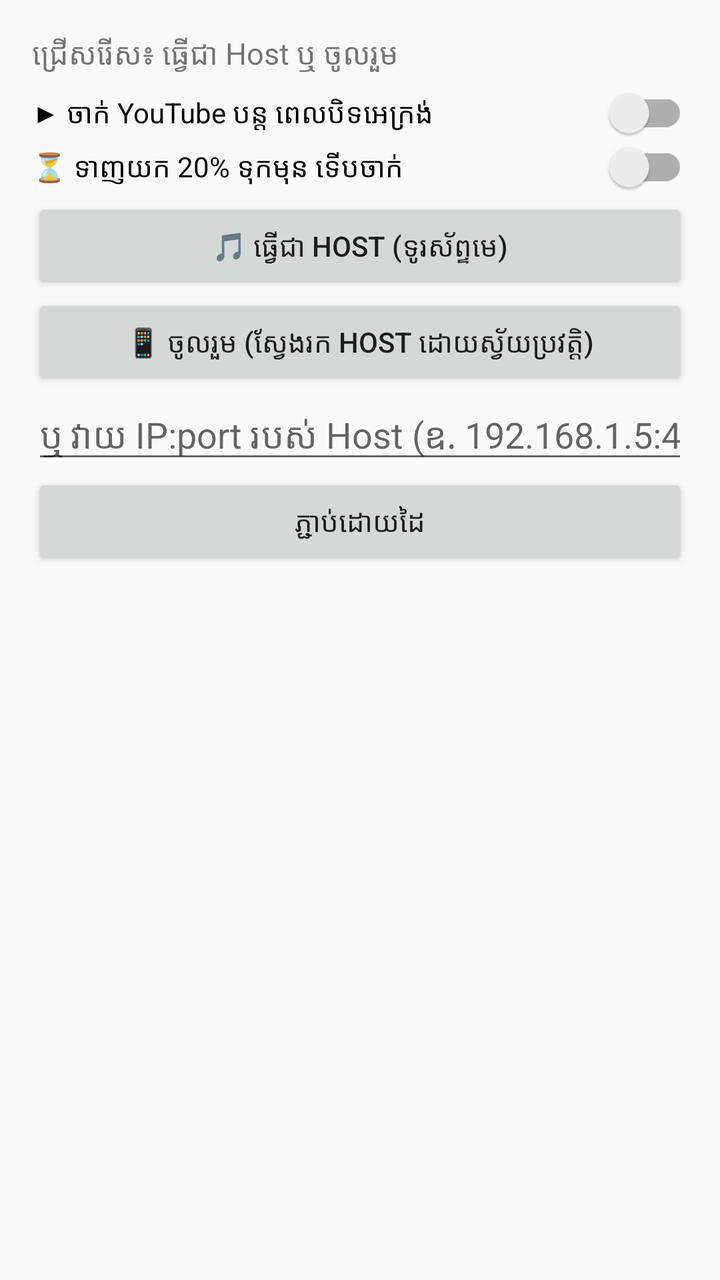
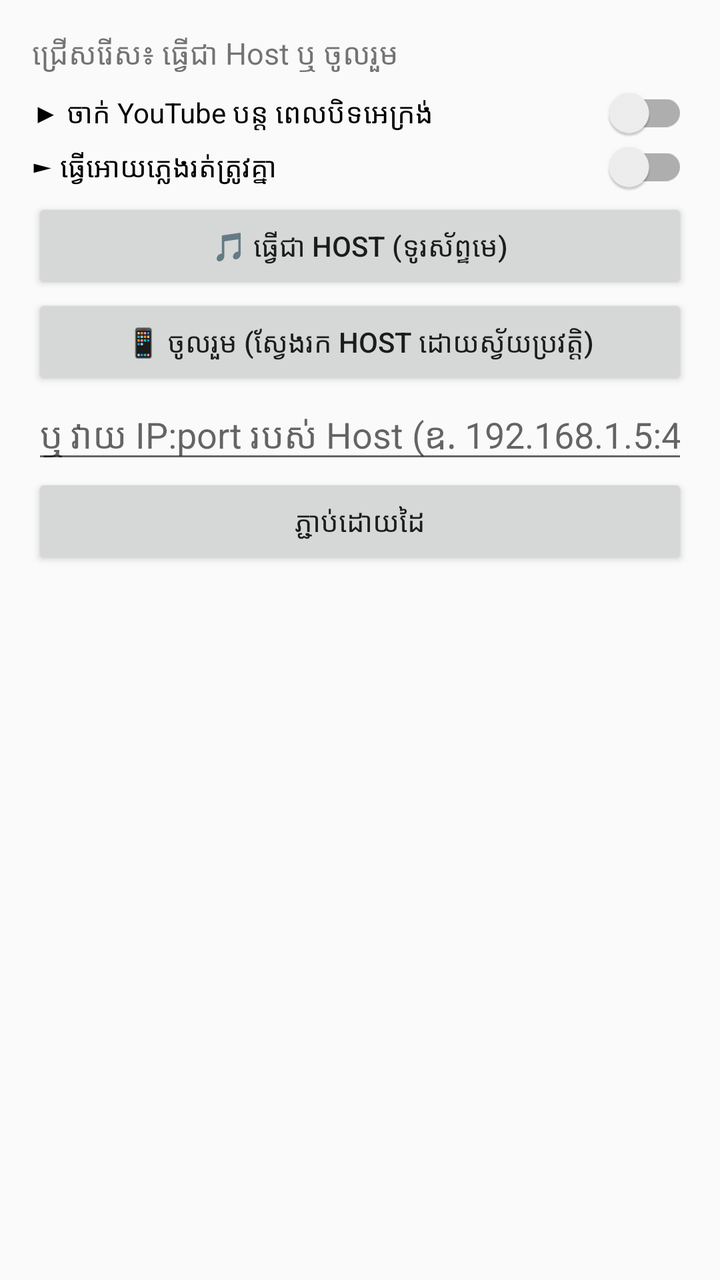

Compare the two renders of this Android layout. The source of the first and the diff that turns it into the second are given below.
<!-- AndroidManifest.xml: application theme Theme.AppCompat.DayNight.DarkActionBar -->
<!-- res/layout/activity_main.xml -->
<?xml version="1.0" encoding="utf-8"?>
<FrameLayout xmlns:android="http://schemas.android.com/apk/res/android"
    xmlns:app="http://schemas.android.com/apk/res-auto"
    android:id="@+id/frameRoot"
    android:layout_width="match_parent"
    android:layout_height="match_parent">

<LinearLayout
    android:id="@+id/root"
    android:layout_width="match_parent"
    android:layout_height="match_parent"
    android:orientation="vertical"
    android:padding="16dp">

    
    <View
        android:id="@+id/searchHeaderSpace"
        android:layout_width="match_parent"
        android:layout_height="0dp" />

    <TextView
        android:id="@+id/status"
        android:layout_width="match_parent"
        android:layout_height="wrap_content"
        android:text="ជ្រើសរើស៖ ធ្វើជា Host ឬ ចូលរួម"
        android:textSize="15sp"
        android:paddingBottom="8dp" />

    <androidx.appcompat.widget.SwitchCompat
        android:id="@+id/switchBackground"
        android:layout_width="match_parent"
        android:layout_height="wrap_content"
        android:paddingBottom="4dp"
        android:text="▶ ចាក់ YouTube បន្ត ពេលបិទអេក្រង់"
        android:textSize="14sp" />

    
    <androidx.appcompat.widget.SwitchCompat
        android:id="@+id/switchPreload"
        android:layout_width="match_parent"
        android:layout_height="wrap_content"
        android:paddingBottom="4dp"
        android:text="⏳ ទាញយក 20% ទុកមុន ទើបចាក់"
        android:textSize="14sp" />

    
    <LinearLayout
        android:id="@+id/modePanel"
        android:layout_width="match_parent"
        android:layout_height="wrap_content"
        android:orientation="vertical">

        <Button
            android:id="@+id/btnHost"
            android:layout_width="match_parent"
            android:layout_height="wrap_content"
            android:text="🎵 ធ្វើជា Host (ទូរស័ព្ទមេ)" />

        <Button
            android:id="@+id/btnJoin"
            android:layout_width="match_parent"
            android:layout_height="wrap_content"
            android:text="📱 ចូលរួម (ស្វែងរក Host ដោយស្វ័យប្រវត្តិ)" />

        <EditText
            android:id="@+id/manualAddress"
            android:layout_width="match_parent"
            android:layout_height="wrap_content"
            android:hint="ឬ វាយ IP:port របស់ Host (ឧ. 192.168.1.5:40000)"
            android:inputType="text" />

        <Button
            android:id="@+id/btnConnect"
            android:layout_width="match_parent"
            android:layout_height="wrap_content"
            android:text="ភ្ជាប់ដោយដៃ" />
    </LinearLayout>

    <TextView
        android:id="@+id/nowPlaying"
        android:layout_width="match_parent"
        android:layout_height="wrap_content"
        android:textSize="17sp"
        android:textStyle="bold"
        android:paddingBottom="8dp"
        android:visibility="gone" />

    
    <View
        android:id="@+id/playerSpace"
        android:layout_width="match_parent"
        android:layout_height="0dp"
        android:visibility="gone" />

    
    <LinearLayout
        android:id="@+id/hostControls"
        android:layout_width="match_parent"
        android:layout_height="wrap_content"
        android:background="#222222"
        android:orientation="horizontal"
        android:visibility="gone">

        <Button
            android:id="@+id/btnPrev"
            android:layout_width="0dp"
            android:layout_height="wrap_content"
            android:layout_weight="1"
            android:minWidth="0dp"
            android:paddingHorizontal="0dp"
            android:text="⏮"
            android:textSize="14sp" />

        <Button
            android:id="@+id/btnBack5"
            android:layout_width="0dp"
            android:layout_height="wrap_content"
            android:layout_weight="1"
            android:minWidth="0dp"
            android:paddingHorizontal="0dp"
            android:text="⏪5s"
            android:textSize="14sp" />

        <Button
            android:id="@+id/btnPlay"
            android:layout_width="0dp"
            android:layout_height="wrap_content"
            android:layout_weight="1"
            android:minWidth="0dp"
            android:paddingHorizontal="0dp"
            android:text="▶"
            android:textSize="14sp" />

        <Button
            android:id="@+id/btnPause"
            android:layout_width="0dp"
            android:layout_height="wrap_content"
            android:layout_weight="1"
            android:minWidth="0dp"
            android:paddingHorizontal="0dp"
            android:text="⏸"
            android:textSize="14sp" />

        <Button
            android:id="@+id/btnForward5"
            android:layout_width="0dp"
            android:layout_height="wrap_content"
            android:layout_weight="1"
            android:minWidth="0dp"
            android:paddingHorizontal="0dp"
            android:text="5s⏩"
            android:textSize="14sp" />

        <Button
            android:id="@+id/btnNext"
            android:layout_width="0dp"
            android:layout_height="wrap_content"
            android:layout_weight="1"
            android:minWidth="0dp"
            android:paddingHorizontal="0dp"
            android:text="⏭"
            android:textSize="14sp" />
    </LinearLayout>

    
    <LinearLayout
        android:id="@+id/hostPanel"
        android:layout_width="match_parent"
        android:layout_height="0dp"
        android:layout_weight="1"
        android:orientation="vertical"
        android:visibility="gone">

        <androidx.appcompat.widget.SwitchCompat
            android:id="@+id/switchAutoplay"
            android:layout_width="match_parent"
            android:layout_height="wrap_content"
            android:paddingVertical="4dp"
            android:text="🔁 Auto play (ចាក់បទបន្ទាប់ដោយស្វ័យប្រវត្តិ)" />

        <Button
            android:id="@+id/btnMixer"
            android:layout_width="match_parent"
            android:layout_height="wrap_content"
            android:text="🎚 Mixer — សំឡេង, EQ &amp; ⏱ Delay (គ្រប់ទូរស័ព្ទ)" />

        <Button
            android:id="@+id/btnAddSongs"
            android:layout_width="match_parent"
            android:layout_height="wrap_content"
            android:text="➕ បន្ថែមបទចម្រៀងពីទូរស័ព្ទ" />

        <Button
            android:id="@+id/btnSearch"
            android:layout_width="match_parent"
            android:layout_height="wrap_content"
            android:text="🔍 ស្វែងរកចម្រៀងលើ YouTube" />

        <LinearLayout
            android:layout_width="match_parent"
            android:layout_height="wrap_content"
            android:orientation="horizontal">

            <EditText
                android:id="@+id/youtubeUrl"
                android:layout_width="0dp"
                android:layout_weight="1"
                android:layout_height="wrap_content"
                android:hint="Link YouTube"
                android:inputType="textUri" />

            <Button
                android:id="@+id/btnAddYoutube"
                android:layout_width="wrap_content"
                android:layout_height="wrap_content"
                android:text="➕ YouTube" />
        </LinearLayout>

        <TextView
            android:layout_width="match_parent"
            android:layout_height="wrap_content"
            android:paddingTop="8dp"
            android:text="បញ្ជីបទចម្រៀង (ចុចដើម្បីចាក់ · ចុចយូរដើម្បីលុប)"
            android:textSize="13sp" />

        <ListView
            android:id="@+id/playlist"
            android:layout_width="match_parent"
            android:layout_height="0dp"
            android:layout_weight="1" />
    </LinearLayout>

    
    <include
        android:id="@+id/searchPanel"
        layout="@layout/panel_search"
        android:layout_width="match_parent"
        android:layout_height="0dp"
        android:layout_weight="1"
        android:visibility="gone" />

    
    <LinearLayout
        android:id="@+id/clientPanel"
        android:layout_width="match_parent"
        android:layout_height="wrap_content"
        android:orientation="vertical"
        android:visibility="gone">

        <Button
            android:id="@+id/btnMixerClient"
            android:layout_width="match_parent"
            android:layout_height="wrap_content"
            android:text="🎚 Mixer — សំឡេង, EQ &amp; ⏱ Delay" />

    </LinearLayout>
</LinearLayout>

    
    <FrameLayout
        android:id="@+id/playerContainer"
        android:layout_width="0dp"
        android:layout_height="0dp"
        android:layout_gravity="top|start"
        android:background="#000000"
        android:visibility="gone">

        <com.pierfrancescosoffritti.androidyoutubeplayer.core.player.views.YouTubePlayerView
            android:id="@+id/youtubeView"
            android:layout_width="match_parent"
            android:layout_height="match_parent"
            android:layout_gravity="center"
            app:enableAutomaticInitialization="false" />

        
        <com.pierfrancescosoffritti.androidyoutubeplayer.core.player.views.YouTubePlayerView
            android:id="@+id/youtubeView2"
            android:layout_width="match_parent"
            android:layout_height="match_parent"
            android:layout_gravity="center"
            android:alpha="0"
            app:enableAutomaticInitialization="false" />

        
        <androidx.media3.ui.PlayerView
            android:id="@+id/videoView"
            android:layout_width="match_parent"
            android:layout_height="match_parent"
            android:background="#000000"
            android:visibility="gone"
            app:resize_mode="fit"
            app:use_controller="false" />

        
        <LinearLayout
            android:id="@+id/preloadOverlay"
            android:layout_width="wrap_content"
            android:layout_height="wrap_content"
            android:layout_gravity="center"
            android:background="#CC000000"
            android:gravity="center_vertical"
            android:orientation="horizontal"
            android:padding="12dp"
            android:visibility="gone">

            <ProgressBar
                style="?android:attr/progressBarStyleSmall"
                android:layout_width="22dp"
                android:layout_height="22dp"
                android:indeterminate="true"
                android:indeterminateTint="#FFFFFF" />

            <TextView
                android:layout_width="wrap_content"
                android:layout_height="wrap_content"
                android:paddingStart="10dp"
                android:text="កំពុងទាញយក"
                android:textColor="#FFFFFF"
                android:textSize="18sp"
                android:textStyle="bold" />
        </LinearLayout>

        
        <TextView
            android:id="@+id/skipOverlay"
            android:layout_width="wrap_content"
            android:layout_height="wrap_content"
            android:layout_gravity="center"
            android:background="#CC000000"
            android:paddingHorizontal="20dp"
            android:paddingVertical="10dp"
            android:textColor="#FFFFFF"
            android:textSize="28sp"
            android:textStyle="bold"
            android:visibility="gone" />

        
        <View
            android:id="@+id/playerTouchGuard"
            android:layout_width="match_parent"
            android:layout_height="match_parent"
            android:clickable="true"
            android:focusable="true" />


        
        <FrameLayout
            android:id="@+id/controlsOverlay"
            android:layout_width="match_parent"
            android:layout_height="match_parent"
            android:background="#59000000"
            android:visibility="gone">

            <LinearLayout
                android:id="@+id/overlayButtons"
                android:layout_width="wrap_content"
                android:layout_height="wrap_content"
                android:layout_gravity="center"
                android:gravity="center_vertical"
                android:orientation="horizontal">

            <TextView
                android:id="@+id/ovPrev"
                android:layout_width="52dp"
                android:layout_height="52dp"
                android:layout_marginHorizontal="20dp"
                android:background="@drawable/circle_dark"
                android:gravity="center"
                android:text="|◀"
                android:textColor="#FFFFFF"
                android:textSize="18sp"
                android:textStyle="bold" />
            <TextView
                android:id="@+id/ovPlayPause"
                android:layout_width="68dp"
                android:layout_height="68dp"
                android:layout_marginHorizontal="20dp"
                android:background="@drawable/circle_dark"
                android:gravity="center"
                android:text="❚❚"
                android:textColor="#FFFFFF"
                android:textSize="24sp"
                android:textStyle="bold" />
            <TextView
                android:id="@+id/ovNext"
                android:layout_width="52dp"
                android:layout_height="52dp"
                android:layout_marginHorizontal="20dp"
                android:background="@drawable/circle_dark"
                android:gravity="center"
                android:text="▶|"
                android:textColor="#FFFFFF"
                android:textSize="18sp"
                android:textStyle="bold" />
            </LinearLayout>

            <TextView
                android:id="@+id/ovTime"
                android:layout_width="wrap_content"
                android:layout_height="wrap_content"
                android:layout_gravity="bottom|start"
                android:layout_marginStart="10dp"
                android:layout_marginBottom="24dp"
                android:background="#80000000"
                android:paddingHorizontal="8dp"
                android:paddingVertical="2dp"
                android:text="0:00 / 0:00"
                android:textColor="#FFFFFF"
                android:textSize="14sp" />

            <Button
                android:id="@+id/btnFullscreen"
                android:layout_width="44dp"
                android:layout_height="44dp"
                android:layout_gravity="bottom|end"
                android:layout_marginBottom="16dp"
                android:background="@android:color/transparent"
                android:padding="0dp"
                android:text="⛶"
                android:textColor="#FFFFFF"
                android:textSize="22sp" />

            <SeekBar
                android:id="@+id/ovSeek"
                android:layout_width="match_parent"
                android:layout_height="24dp"
                android:layout_gravity="bottom"
                android:paddingStart="0dp"
                android:paddingEnd="0dp"
                android:progressBackgroundTint="#80FFFFFF"
                android:progressTint="#FF0000"
                android:thumbTint="#FF0000" />
        </FrameLayout>
    </FrameLayout>

    
    <LinearLayout
        android:id="@+id/searchHeader"
        android:layout_width="match_parent"
        android:layout_height="wrap_content"
        android:layout_gravity="top"
        android:elevation="4dp"
        android:background="#0F0F0F"
        android:orientation="vertical"
        android:visibility="gone">

        <LinearLayout
            android:layout_width="match_parent"
            android:layout_height="56dp"
            android:gravity="center_vertical"
            android:orientation="horizontal"
            android:paddingHorizontal="12dp">

            <TextView
                android:layout_width="34dp"
                android:layout_height="34dp"
                android:background="@drawable/logo_circle"
                android:gravity="center"
                android:paddingStart="3dp"
                android:text="▶"
                android:textColor="#FFFFFF"
                android:textSize="16sp" />

            <TextView
                android:layout_width="0dp"
                android:layout_height="wrap_content"
                android:layout_weight="1"
                android:paddingStart="10dp"
                android:text="សិង្ហនគរ"
                android:textColor="#FFFFFF"
                android:textSize="22sp"
                android:textStyle="bold" />

            <Button
                android:id="@+id/btnVoice"
                android:layout_width="48dp"
                android:layout_height="48dp"
                android:background="?attr/selectableItemBackgroundBorderless"
                android:minWidth="0dp"
                android:padding="0dp"
                android:text="🎤"
                android:textSize="22sp" />

            <Button
                android:id="@+id/btnSearchToggle"
                android:layout_width="48dp"
                android:layout_height="48dp"
                android:background="?attr/selectableItemBackgroundBorderless"
                android:minWidth="0dp"
                android:padding="0dp"
                android:text="🔍"
                android:textSize="22sp" />
        </LinearLayout>

        <LinearLayout
            android:id="@+id/searchBar"
            android:layout_width="match_parent"
            android:layout_height="wrap_content"
            android:gravity="center_vertical"
            android:orientation="horizontal"
            android:paddingHorizontal="12dp"
            android:paddingBottom="8dp">

            <EditText
                android:id="@+id/query"
                android:layout_width="0dp"
                android:layout_height="44dp"
                android:layout_weight="1"
                android:background="@drawable/search_field"
                android:hint="ស្វែងរកបទចម្រៀង ឬអ្នកចម្រៀង"
                android:imeOptions="actionSearch"
                android:inputType="text"
                android:paddingHorizontal="16dp"
                android:textColor="#FFFFFF"
                android:textColorHint="#AAAAAA" />

            <Button
                android:id="@+id/btnGo"
                android:layout_width="48dp"
                android:layout_height="48dp"
                android:background="?attr/selectableItemBackgroundBorderless"
                android:minWidth="0dp"
                android:padding="0dp"
                android:text="🔍"
                android:textSize="22sp" />
        </LinearLayout>
    </LinearLayout>



<ListView
    android:id="@+id/suggestionsList"
    android:layout_width="match_parent"
    android:layout_height="match_parent"
    android:background="#0F0F0F"
    android:divider="@null"
    android:visibility="gone" />


<include
    android:id="@+id/mixerPanel"
    layout="@layout/panel_mixer"
    android:layout_width="match_parent"
    android:layout_height="match_parent"
    android:visibility="gone" />
</FrameLayout>
<!-- res/layout/panel_search.xml (included above) -->
<?xml version="1.0" encoding="utf-8"?>
<LinearLayout xmlns:android="http://schemas.android.com/apk/res/android"
    android:layout_width="match_parent"
    android:layout_height="match_parent"
    android:orientation="vertical">

    
    <LinearLayout
        android:id="@+id/localResults"
        android:layout_width="match_parent"
        android:layout_height="wrap_content"
        android:orientation="vertical"
        android:paddingHorizontal="8dp"
        android:visibility="gone" />

    
    <TextView
        android:id="@+id/offlineBanner"
        android:layout_width="match_parent"
        android:layout_height="wrap_content"
        android:background="#B71C1C"
        android:padding="12dp"
        android:text="⚠ ទូរស័ព្ទនេះមិនមាន Internet ទេ។\n• បើភ្ជាប់ Hotspot របស់ទូរស័ព្ទផ្សេង: ត្រូវបើក Mobile data លើទូរស័ព្ទដែលបើក Hotspot\n• បើភ្ជាប់ Wi-Fi: ពិនិត្យថា Wi-Fi នោះមាន Internet\nពេល Internet ដំណើរការវិញ ទំព័រនឹងផ្ទុកឡើងវិញដោយស្វ័យប្រវត្តិ។"
        android:textColor="#FFFFFF"
        android:textSize="14sp"
        android:visibility="gone" />

    <WebView
        android:id="@+id/web"
        android:layout_width="match_parent"
        android:layout_height="0dp"
        android:layout_weight="1" />

    <Button
        android:id="@+id/btnDone"
        android:layout_width="match_parent"
        android:layout_height="wrap_content"
        android:text="☰ ត្រលប់ទៅបញ្ជីបទចម្រៀង" />
</LinearLayout>
<!-- res/layout/panel_mixer.xml (included above) -->
<?xml version="1.0" encoding="utf-8"?>
<LinearLayout xmlns:android="http://schemas.android.com/apk/res/android"
    android:layout_width="match_parent"
    android:layout_height="match_parent"
    android:background="#121212"
    android:clickable="true"
    android:focusable="true"
    android:orientation="vertical">

    <LinearLayout
        android:layout_width="match_parent"
        android:layout_height="56dp"
        android:background="#0F0F0F"
        android:gravity="center_vertical"
        android:orientation="horizontal"
        android:paddingHorizontal="16dp">

        <TextView
            android:layout_width="0dp"
            android:layout_height="wrap_content"
            android:layout_weight="1"
            android:text="🎚 Mixer — សំឡេង &amp; EQ"
            android:textColor="#FFFFFF"
            android:textSize="20sp"
            android:textStyle="bold" />

        <Button
            android:id="@+id/mixerClose"
            android:layout_width="48dp"
            android:layout_height="48dp"
            android:background="?attr/selectableItemBackgroundBorderless"
            android:minWidth="0dp"
            android:text="✕"
            android:textColor="#FFFFFF"
            android:textSize="22sp" />
    </LinearLayout>

    <ScrollView
        android:layout_width="match_parent"
        android:layout_height="0dp"
        android:layout_weight="1">

        <LinearLayout
            android:layout_width="match_parent"
            android:layout_height="wrap_content"
            android:orientation="vertical"
            android:padding="16dp">

            
            <HorizontalScrollView
                android:id="@+id/mixerDevicesScroll"
                android:layout_width="match_parent"
                android:layout_height="wrap_content"
                android:scrollbars="none">

                <LinearLayout
                    android:id="@+id/mixerDevices"
                    android:layout_width="wrap_content"
                    android:layout_height="wrap_content"
                    android:orientation="horizontal" />
            </HorizontalScrollView>

            <TextView
                android:id="@+id/mixerVolumeLabel"
                android:layout_width="match_parent"
                android:layout_height="wrap_content"
                android:paddingTop="16dp"
                android:text="🔊 Volume"
                android:textColor="#FFFFFF"
                android:textSize="17sp"
                android:textStyle="bold" />

            <LinearLayout
                android:layout_width="match_parent"
                android:layout_height="wrap_content"
                android:gravity="center_vertical"
                android:orientation="horizontal">

                <SeekBar
                    android:id="@+id/mixerVolume"
                    android:layout_width="0dp"
                    android:layout_height="48dp"
                    android:layout_weight="1"
                    android:max="200" />

                <Button
                    android:id="@+id/mixerMute"
                    android:layout_width="wrap_content"
                    android:layout_height="wrap_content"
                    android:minWidth="0dp"
                    android:text="🔇 Mute" />
            </LinearLayout>

            
            <Button
                android:id="@+id/mixerBoostLock"
                android:layout_width="match_parent"
                android:layout_height="wrap_content"
                android:textAllCaps="false" />

            
            <LinearLayout
                android:id="@+id/mixerDelaySection"
                android:layout_width="match_parent"
                android:layout_height="wrap_content"
                android:orientation="vertical">

                <TextView
                    android:id="@+id/mixerDelayLabel"
                    android:layout_width="match_parent"
                    android:layout_height="wrap_content"
                    android:paddingTop="20dp"
                    android:textColor="#FFFFFF"
                    android:textSize="17sp"
                    android:textStyle="bold" />

                <LinearLayout
                    android:layout_width="match_parent"
                    android:layout_height="wrap_content"
                    android:gravity="center_vertical"
                    android:orientation="horizontal">

                    <Button
                        android:id="@+id/mixerDelayMinus"
                        android:layout_width="wrap_content"
                        android:layout_height="wrap_content"
                        android:minWidth="0dp"
                        android:text="− 10" />

                    <SeekBar
                        android:id="@+id/mixerDelay"
                        android:layout_width="0dp"
                        android:layout_height="48dp"
                        android:layout_weight="1"
                        android:max="100" />

                    <Button
                        android:id="@+id/mixerDelayPlus"
                        android:layout_width="wrap_content"
                        android:layout_height="wrap_content"
                        android:minWidth="0dp"
                        android:text="+ 10" />
                </LinearLayout>

                <TextView
                    android:layout_width="match_parent"
                    android:layout_height="wrap_content"
                    android:text="ទូរស័ព្ទនេះលឺយឺតជាងគេ (ឧ. ឧបាល័រ Bluetooth) → ចុច ＋\nទូរស័ព្ទនេះលឺលឿនជាងគេ → ចុច −\nកែបន្តិចម្ដងៗ រហូតដល់លឺស៊ីគ្នា។"
                    android:textColor="#AAAAAA"
                    android:textSize="13sp" />
            </LinearLayout>

            <TextView
                android:layout_width="match_parent"
                android:layout_height="wrap_content"
                android:paddingTop="20dp"
                android:text="🎛 Equalizer"
                android:textColor="#FFFFFF"
                android:textSize="17sp"
                android:textStyle="bold" />

            <HorizontalScrollView
                android:layout_width="match_parent"
                android:layout_height="wrap_content"
                android:scrollbars="none">

                <LinearLayout
                    android:id="@+id/mixerPresets"
                    android:layout_width="wrap_content"
                    android:layout_height="wrap_content"
                    android:orientation="horizontal" />
            </HorizontalScrollView>

            
            <LinearLayout
                android:id="@+id/mixerBands"
                android:layout_width="match_parent"
                android:layout_height="wrap_content"
                android:orientation="vertical"
                android:paddingTop="8dp" />

            <TextView
                android:id="@+id/mixerNote"
                android:layout_width="match_parent"
                android:layout_height="wrap_content"
                android:paddingTop="16dp"
                android:textColor="#AAAAAA"
                android:textSize="13sp" />
        </LinearLayout>
    </ScrollView>
</LinearLayout>
<!-- resources referenced by this layout -->
<resources>
  <!-- drawable circle_dark (drawable) -->
  <?xml version="1.0" encoding="utf-8"?>
  <shape xmlns:android="http://schemas.android.com/apk/res/android" android:shape="oval">
      <solid android:color="#73000000" />
  </shape>
  <!-- drawable logo_circle (drawable) -->
  <?xml version="1.0" encoding="utf-8"?>
  <shape xmlns:android="http://schemas.android.com/apk/res/android" android:shape="oval">
      <solid android:color="#E53935" />
  </shape>
  <!-- drawable search_field (drawable) -->
  <?xml version="1.0" encoding="utf-8"?>
  <shape xmlns:android="http://schemas.android.com/apk/res/android" android:shape="rectangle">
      <solid android:color="#272727" />
      <corners android:radius="20dp" />
  </shape>
</resources>

<!-- the commit's change to res/layout/activity_main.xml (unified diff, before → after) -->
@@ -40,7 +40,7 @@
         android:layout_width="match_parent"
         android:layout_height="wrap_content"
         android:paddingBottom="4dp"
-        android:text="⏳ ទាញយក 20% ទុកមុន ទើបចាក់"
+        android:text="► ធ្វើអោយភ្លេងរត់ត្រូវគ្នា"
         android:textSize="14sp" />
 
     
